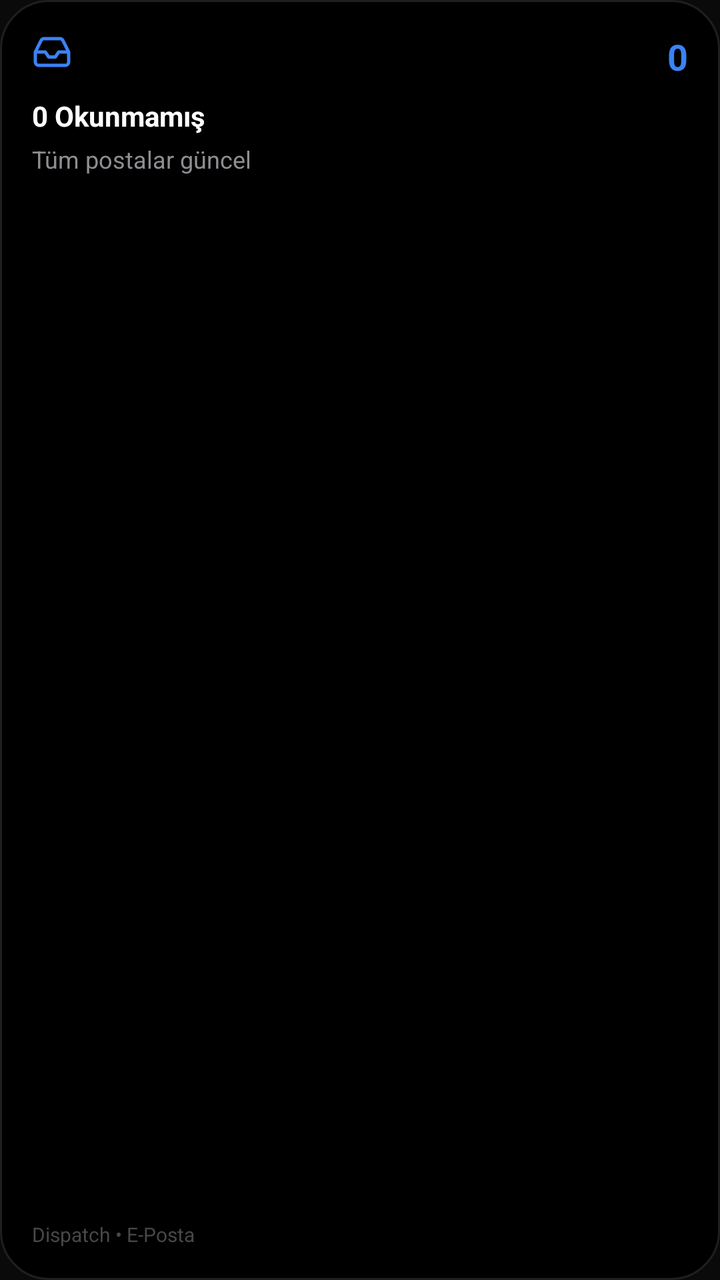
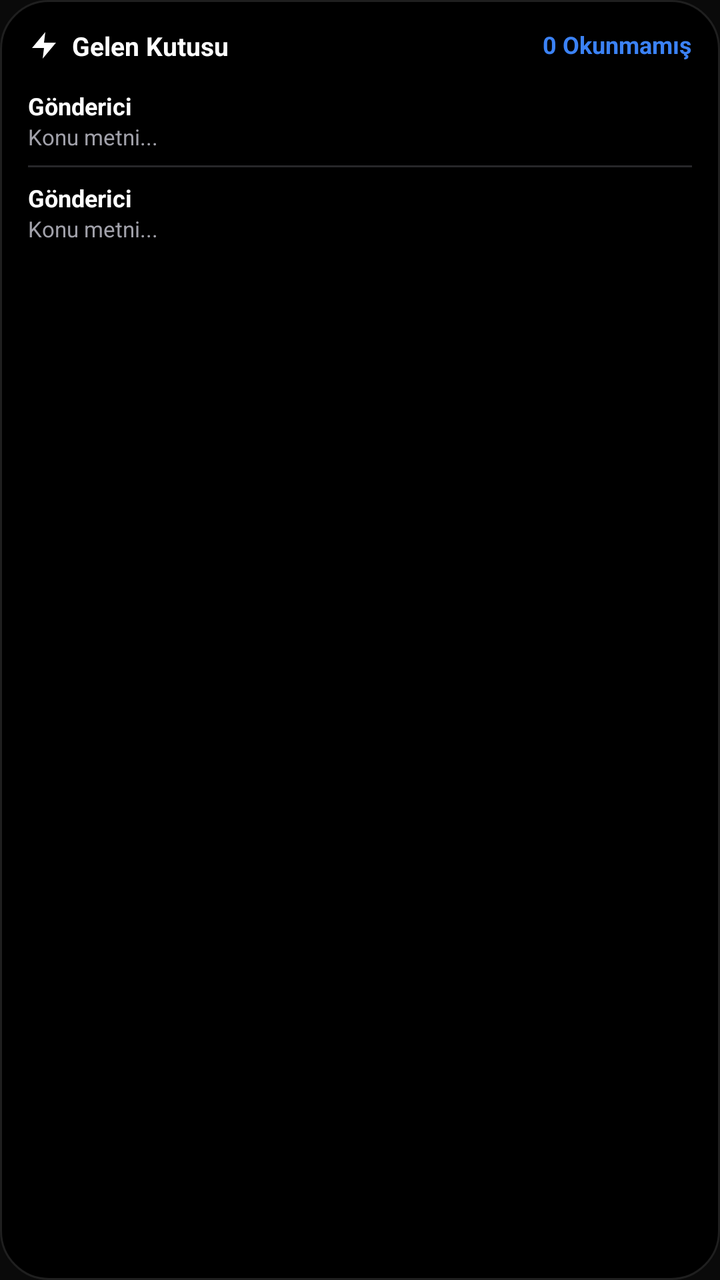

Compare the two renders of this Android layout. The source of the first and the diff that turns it into the second are given below.
<!-- AndroidManifest.xml: application theme Theme.Dispatch -->
<!-- res/layout/widget_email_quick.xml -->
<?xml version="1.0" encoding="utf-8"?>
<LinearLayout xmlns:android="http://schemas.android.com/apk/res/android"
    android:id="@+id/widget_quick_container"
    android:layout_width="match_parent"
    android:layout_height="match_parent"
    android:background="@drawable/widget_background"
    android:orientation="vertical"
    android:padding="16dp">

    <RelativeLayout
        android:layout_width="match_parent"
        android:layout_height="wrap_content">

        <ImageView
            android:layout_width="20dp"
            android:layout_height="20dp"
            android:src="@drawable/ic_inbox_blue" />

        <TextView
            android:id="@+id/widget_quick_badge"
            android:layout_width="wrap_content"
            android:layout_height="wrap_content"
            android:layout_alignParentEnd="true"
            android:text="0"
            android:textColor="#3B82F6"
            android:textSize="18sp"
            android:textStyle="bold" />
    </RelativeLayout>

    <TextView
        android:id="@+id/widget_quick_count_label"
        android:layout_width="wrap_content"
        android:layout_height="wrap_content"
        android:layout_marginTop="8dp"
        android:text="0 Okunmamış"
        android:textColor="#FFFFFF"
        android:textSize="14sp"
        android:textStyle="bold" />

    <TextView
        android:id="@+id/widget_quick_latest_subject"
        android:layout_width="match_parent"
        android:layout_height="0dp"
        android:layout_marginTop="4dp"
        android:layout_weight="1"
        android:ellipsize="end"
        android:maxLines="2"
        android:text="Tüm postalar güncel"
        android:textColor="#8E8E93"
        android:textSize="12sp" />

    <TextView
        android:layout_width="match_parent"
        android:layout_height="wrap_content"
        android:text="Dispatch • E-Posta"
        android:textColor="#48484A"
        android:textSize="10sp" />
</LinearLayout>
<!-- resources referenced by this layout -->
<resources>
  <!-- drawable ic_inbox_blue (drawable) -->
  <vector xmlns:android="http://schemas.android.com/apk/res/android"
      android:width="24dp"
      android:height="24dp"
      android:viewportWidth="24"
      android:viewportHeight="24">
      <path
          android:fillColor="#00000000"
          android:strokeColor="#3B82F6"
          android:strokeWidth="2"
          android:strokeLineCap="round"
          android:strokeLineJoin="round"
          android:pathData="M22,12h-6l-2,3h-4l-2,-3H2v6c0,1.1 0.9,2 2,2h16c1.1,0 2,-0.9 2,-2v-6z M5.45,5.11L2,12v6a2,2 0,0 0,2 2h16a2,2 0,0 0,2 -2v-6l-3.45,-6.89A2,2 0,0 0,16.76,4H7.24a2,2 0,0 0,-1.79,1.11z" />
  </vector>
  <!-- drawable widget_background (drawable) -->
  <?xml version="1.0" encoding="utf-8"?>
  <shape xmlns:android="http://schemas.android.com/apk/res/android"
      android:shape="rectangle">
      <solid android:color="#000000" />
      <corners android:radius="24dp" />
      <stroke
          android:width="1dp"
          android:color="#1F1F1F" />
  </shape>
  <style name="Theme.Dispatch" parent="android:Theme.Material.NoActionBar">
          <item name="android:statusBarColor">#0A0A0A</item>
          <item name="android:navigationBarColor">#0A0A0A</item>
          <item name="android:windowBackground">#0A0A0A</item>
          <item name="android:windowLightStatusBar">false</item>
      </style>
</resources>

<!-- the commit's change to res/layout/widget_email_quick.xml (unified diff, before → after) -->
@@ -5,54 +5,154 @@
     android:layout_height="match_parent"
     android:background="@drawable/widget_background"
     android:orientation="vertical"
-    android:padding="16dp">
+    android:padding="14dp">
 
+    
     <RelativeLayout
         android:layout_width="match_parent"
-        android:layout_height="wrap_content">
+        android:layout_height="wrap_content"
+        android:layout_marginBottom="10dp">
 
-        <ImageView
-            android:layout_width="20dp"
-            android:layout_height="20dp"
-            android:src="@drawable/ic_inbox_blue" />
+        <LinearLayout
+            android:layout_width="wrap_content"
+            android:layout_height="wrap_content"
+            android:gravity="center_vertical"
+            android:orientation="horizontal">
+
+            <ImageView
+                android:layout_width="16dp"
+                android:layout_height="16dp"
+                android:src="@drawable/ic_dispatch_logo" />
+
+            <TextView
+                android:id="@+id/widget_header_title"
+                android:layout_width="wrap_content"
+                android:layout_height="wrap_content"
+                android:layout_marginStart="6dp"
+                android:text="Gelen Kutusu"
+                android:textColor="#FFFFFF"
+                android:textSize="13sp"
+                android:textStyle="bold" />
+        </LinearLayout>
 
         <TextView
             android:id="@+id/widget_quick_badge"
             android:layout_width="wrap_content"
             android:layout_height="wrap_content"
             android:layout_alignParentEnd="true"
-            android:text="0"
+            android:text="0 Okunmamış"
             android:textColor="#3B82F6"
-            android:textSize="18sp"
+            android:textSize="12sp"
             android:textStyle="bold" />
     </RelativeLayout>
 
-    <TextView
-        android:id="@+id/widget_quick_count_label"
-        android:layout_width="wrap_content"
-        android:layout_height="wrap_content"
-        android:layout_marginTop="8dp"
-        android:text="0 Okunmamış"
-        android:textColor="#FFFFFF"
-        android:textSize="14sp"
-        android:textStyle="bold" />
-
-    <TextView
-        android:id="@+id/widget_quick_latest_subject"
-        android:layout_width="match_parent"
-        android:layout_height="0dp"
-        android:layout_marginTop="4dp"
-        android:layout_weight="1"
-        android:ellipsize="end"
-        android:maxLines="2"
-        android:text="Tüm postalar güncel"
-        android:textColor="#8E8E93"
-        android:textSize="12sp" />
-
-    <TextView
+    
+    <LinearLayout
+        android:id="@+id/widget_email_item_1"
         android:layout_width="match_parent"
         android:layout_height="wrap_content"
-        android:text="Dispatch • E-Posta"
-        android:textColor="#48484A"
-        android:textSize="10sp" />
+        android:background="@drawable/widget_item_bg"
+        android:orientation="vertical"
+        android:paddingVertical="3dp">
+
+        <RelativeLayout
+            android:layout_width="match_parent"
+            android:layout_height="wrap_content">
+
+            <TextView
+                android:id="@+id/widget_item_1_sender"
+                android:layout_width="wrap_content"
+                android:layout_height="wrap_content"
+                android:ellipsize="end"
+                android:maxLines="1"
+                android:text="Gönderici"
+                android:textColor="#FFFFFF"
+                android:textSize="12sp"
+                android:textStyle="bold" />
+
+            <TextView
+                android:id="@+id/widget_item_1_time"
+                android:layout_width="wrap_content"
+                android:layout_height="wrap_content"
+                android:layout_alignParentEnd="true"
+                android:text=""
+                android:textColor="#71717A"
+                android:textSize="10sp" />
+        </RelativeLayout>
+
+        <TextView
+            android:id="@+id/widget_item_1_subject"
+            android:layout_width="match_parent"
+            android:layout_height="wrap_content"
+            android:ellipsize="end"
+            android:maxLines="1"
+            android:text="Konu metni..."
+            android:textColor="#A1A1AA"
+            android:textSize="11sp" />
+    </LinearLayout>
+
+    <View
+        android:id="@+id/widget_divider"
+        android:layout_width="match_parent"
+        android:layout_height="1dp"
+        android:layout_marginVertical="4dp"
+        android:background="#27272A" />
+
+    
+    <LinearLayout
+        android:id="@+id/widget_email_item_2"
+        android:layout_width="match_parent"
+        android:layout_height="wrap_content"
+        android:background="@drawable/widget_item_bg"
+        android:orientation="vertical"
+        android:paddingVertical="3dp">
+
+        <RelativeLayout
+            android:layout_width="match_parent"
+            android:layout_height="wrap_content">
+
+            <TextView
+                android:id="@+id/widget_item_2_sender"
+                android:layout_width="wrap_content"
+                android:layout_height="wrap_content"
+                android:ellipsize="end"
+                android:maxLines="1"
+                android:text="Gönderici"
+                android:textColor="#FFFFFF"
+                android:textSize="12sp"
+                android:textStyle="bold" />
+
+            <TextView
+                android:id="@+id/widget_item_2_time"
+                android:layout_width="wrap_content"
+                android:layout_height="wrap_content"
+                android:layout_alignParentEnd="true"
+                android:text=""
+                android:textColor="#71717A"
+                android:textSize="10sp" />
+        </RelativeLayout>
+
+        <TextView
+            android:id="@+id/widget_item_2_subject"
+            android:layout_width="match_parent"
+            android:layout_height="wrap_content"
+            android:ellipsize="end"
+            android:maxLines="1"
+            android:text="Konu metni..."
+            android:textColor="#A1A1AA"
+            android:textSize="11sp" />
+    </LinearLayout>
+
+    
+    <TextView
+        android:id="@+id/widget_empty_text"
+        android:layout_width="match_parent"
+        android:layout_height="wrap_content"
+        android:gravity="center"
+        android:paddingVertical="12dp"
+        android:text="Gelen kutunuz güncel"
+        android:textColor="#71717A"
+        android:textSize="12sp"
+        android:visibility="gone" />
+
 </LinearLayout>
<!-- resource entries referenced after the edit -->
@@ -1,18 +1,14 @@
 <!-- resources referenced by this layout -->
 <resources>
-  <!-- drawable ic_inbox_blue (drawable) -->
+  <!-- drawable ic_dispatch_logo (drawable) -->
   <vector xmlns:android="http://schemas.android.com/apk/res/android"
       android:width="24dp"
       android:height="24dp"
       android:viewportWidth="24"
       android:viewportHeight="24">
       <path
-          android:fillColor="#00000000"
-          android:strokeColor="#3B82F6"
-          android:strokeWidth="2"
-          android:strokeLineCap="round"
-          android:strokeLineJoin="round"
-          android:pathData="M22,12h-6l-2,3h-4l-2,-3H2v6c0,1.1 0.9,2 2,2h16c1.1,0 2,-0.9 2,-2v-6z M5.45,5.11L2,12v6a2,2 0,0 0,2 2h16a2,2 0,0 0,2 -2v-6l-3.45,-6.89A2,2 0,0 0,16.76,4H7.24a2,2 0,0 0,-1.79,1.11z" />
+          android:fillColor="#FFFFFF"
+          android:pathData="M13,2L3,14h9l-1,8 10,-12h-9l1,-8z" />
   </vector>
   <!-- drawable widget_background (drawable) -->
   <?xml version="1.0" encoding="utf-8"?>
@@ -24,6 +20,16 @@
           android:width="1dp"
           android:color="#1F1F1F" />
   </shape>
+  <!-- drawable widget_item_bg (drawable) -->
+  <?xml version="1.0" encoding="utf-8"?>
+  <ripple xmlns:android="http://schemas.android.com/apk/res/android"
+      android:color="#33FFFFFF">
+      <item>
+          <shape android:shape="rectangle">
+              <solid android:color="#00000000" />
+          </shape>
+      </item>
+  </ripple>
   <style name="Theme.Dispatch" parent="android:Theme.Material.NoActionBar">
           <item name="android:statusBarColor">#0A0A0A</item>
           <item name="android:navigationBarColor">#0A0A0A</item>
